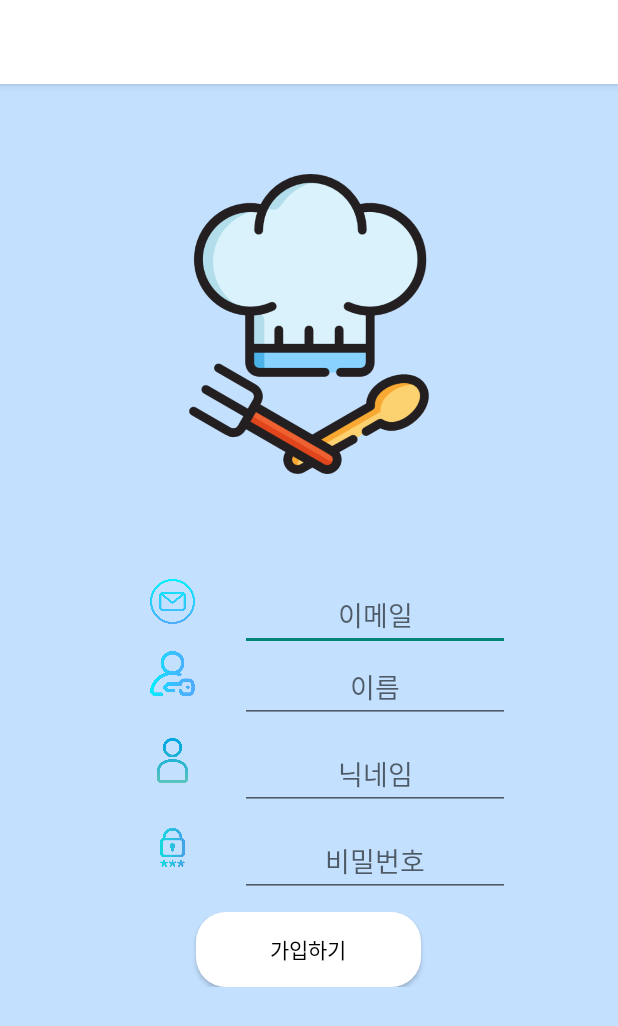
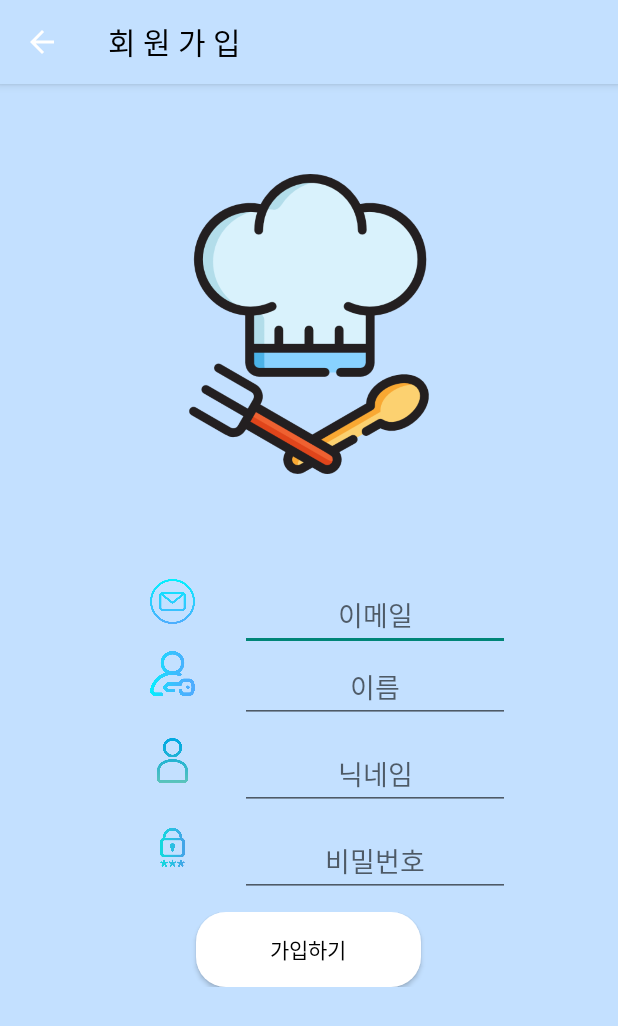
Before and after one commit to 1989010/Cooking, an Android app: the RegisterActivity screen opened directly, with no data from a screen before it, on a phone screen of 412 x 824 dp. Shown: the top 1026 px of the screen. Run offline under Robolectric (Android 15) with nearby library versions, the phone set to English and light mode, and no system bars; our stand-ins replace Firebase (no records; nobody signed in at launch, a user with empty details on screens opened directly).

```diff
--- a/app/src/main/java/com/cookandroid/cooking/RegisterActivity.java
+++ b/app/src/main/java/com/cookandroid/cooking/RegisterActivity.java
@@ -4,7 +4,10 @@ import androidx.annotation.NonNull;
 import androidx.appcompat.app.AppCompatActivity;
 
 import android.content.Intent;
+import android.graphics.Color;
+import android.graphics.drawable.ColorDrawable;
 import android.os.Bundle;
+import android.text.Html;
 import android.view.MenuItem;
 import android.view.View;
 import android.widget.Button;
@@ -33,6 +36,9 @@ public class RegisterActivity extends AppCompatActivity {
 
         // 액션바에 뒤로가기 버튼 추가
         getSupportActionBar().setDisplayHomeAsUpEnabled(true);
+
+        getSupportActionBar().setBackgroundDrawable(new ColorDrawable(Color.parseColor("#C3E0FF")));
+        getSupportActionBar().setTitle(Html.fromHtml("<font color='#000000'>회 원 가 입</font>")); // 검은색#C3E0FF
 
         mFirebaseAuth = FirebaseAuth.getInstance();
         mDatabaseRef = FirebaseDatabase.getInstance().getReference("Cooking");
--- a/app/src/main/java/com/cookandroid/cooking/Westernmain.java
+++ b/app/src/main/java/com/cookandroid/cooking/Westernmain.java
@@ -127,7 +127,7 @@ public class Westernmain extends AppCompatActivity {
         return super.onOptionsItemSelected(item);
     }
 
-    // 한식 레시피 목록 불러오기
+    // 양식 레시피 목록 불러오기
     private void loadWesternRecipes() {
         final String currentDate = getCurrentDate(); // 현재 날짜 가져오기
         databaseReference.addChildEventListener(new ChildEventListener() {
```
Also changed, not shown: app/src/main/res/layout/activity_westernlist.xml (+10 -9 lines).
